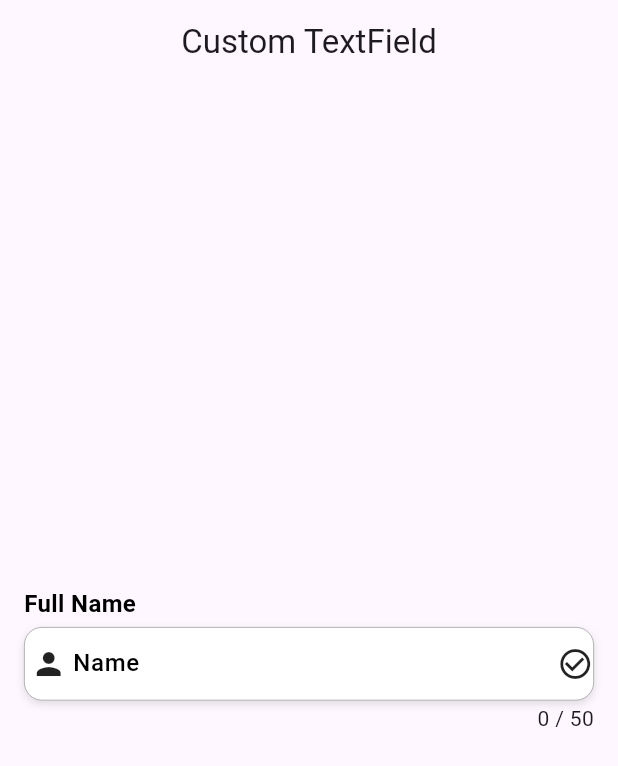
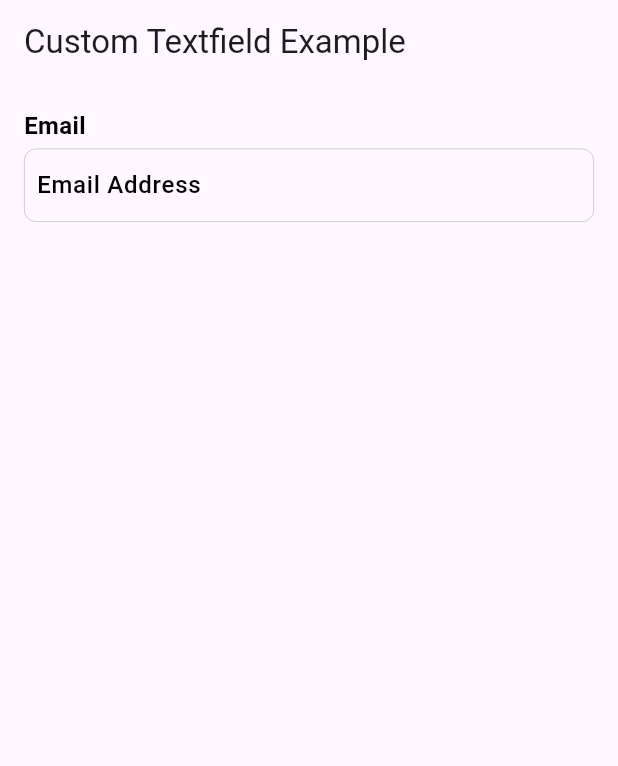
Before and after one commit to Chemsdine223/custom_textfield, a Flutter app: the screen it shows after launch, on a phone screen of 412 x 824 dp. Shown: the top 766 px of the screen. Run offline on Flutter 3.47's test engine with Material 3 defaults, Android fonts, the phone set to English and light mode, and no system bars.

Commit message:
Adding an example

```diff
--- a/lib/example/lib/main.dart
+++ b/lib/example/lib/main.dart
@@ -33,50 +33,25 @@ class _ExampleScreenState extends State<ExampleScreen> {
   @override
   Widget build(BuildContext context) {
     return Scaffold(
-      appBar: AppBar(
-        title: Text('Custom TextField'),
-        centerTitle: true,
-      ),
-      body: Center(
-        child: Padding(
-          padding: EdgeInsets.symmetric(horizontal: 16),
+      appBar: AppBar(title: const Text('Custom Textfield Example')),
+      body: Padding(
+        padding: const EdgeInsets.all(16),
         child: CustomTextfield(
           controller: _controller,
           focusNode: _focusNode,
-            hintText: 'Enter your name',
-            label: 'Full Name',
-            title: 'Name',
-            maxLength: 50,
-            keyboardType: TextInputType.name,
-            prefixIcon: Icon(Icons.person),
-            suffixIcon: Icon(Icons.check_circle_outline),
-            onChanged: (value) => debugPrint('Input changed: $value'),
-            validator: (value) =>
-                value != null && value.length < 3 ? 'Too short' : null,
-            requestErrorText: 'Server rejected input',
-            requestError: false,
-            enableCounter: true,
+          label: 'Email',
+          title: 'Email Address',
+          hintText: 'example@example.com',
+          onChanged: (value) => print('Input changed: \$value'),
+          validator: (value) {
+            if (value == null || !value.contains('@')) {
+              return 'Enter a valid email';
+            }
+            return null;
+          },
           fontWeight: FontWeight.w500,
           hintFontWeight: FontWeight.w300,
           errorFontWeight: FontWeight.w600,
-            fonSize: 16,
-            errorFonSize: 12,
-            hintFonSize: 14,
-            titleFonSize: 15,
-            backgroundColor: Colors.white,
-            focusedBorderColor: Colors.blue,
-            unfocusedBorderColor: Colors.grey,
-            errorBorderColor: Colors.red,
-            cursorColor: Colors.black,
-            borderRadius: 12,
-            boxShadow: [
-              BoxShadow(
-                color: Colors.black12,
-                blurRadius: 4,
-                offset: Offset(0, 2),
-              ),
-            ],
-          ),
         ),
       ),
     );
```
Lines whose indentation alone changed are shown as unchanged.
